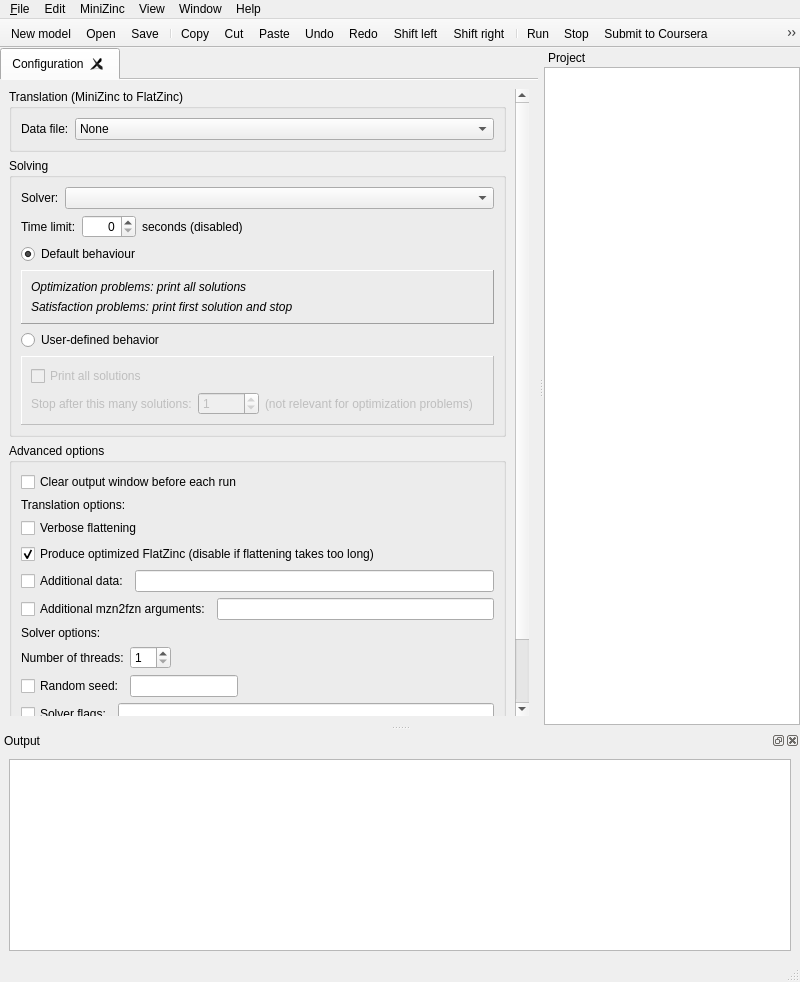
Before: the Qt Designer form MiniZincIDE/mainwindow.ui in MiniZinc/MiniZincIDE, drawn with Qt 5.
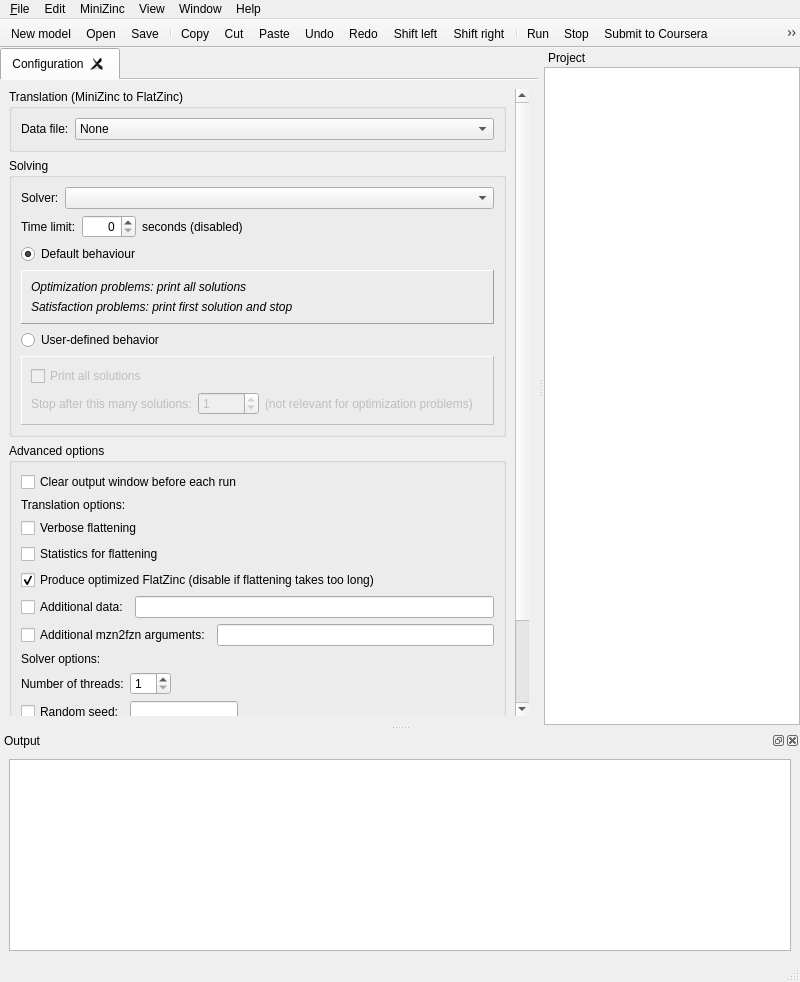
After: the same form once the commit is applied. Icons and pictures are not drawn. Custom widgets are drawn as their Qt base class.

Commit message: Add option to print mzn2fzn statistics to project configuration.

What changed in the file:
```diff
--- a/MiniZincIDE/mainwindow.ui
+++ b/MiniZincIDE/mainwindow.ui
@@ -89,9 +89,9 @@
            <property name="geometry">
             <rect>
              <x>0</x>
-             <y>-181</y>
-             <width>593</width>
-             <height>797</height>
+             <y>-225</y>
+             <width>595</width>
+             <height>818</height>
             </rect>
            </property>
            <layout class="QVBoxLayout" name="verticalLayout_6">
@@ -405,6 +405,13 @@
                  </property>
                 </widget>
                </item>
+               <item>
+                <widget class="QCheckBox" name="conf_flatten_stats">
+                 <property name="text">
+                  <string>Statistics for flattening</string>
+                 </property>
+                </widget>
+               </item>
                <item>
                 <widget class="QCheckBox" name="conf_optimize">
                  <property name="text">
```
Left out of the diff: 1 changed line with no effect on the pictures. The commit also changes 3 other files.
